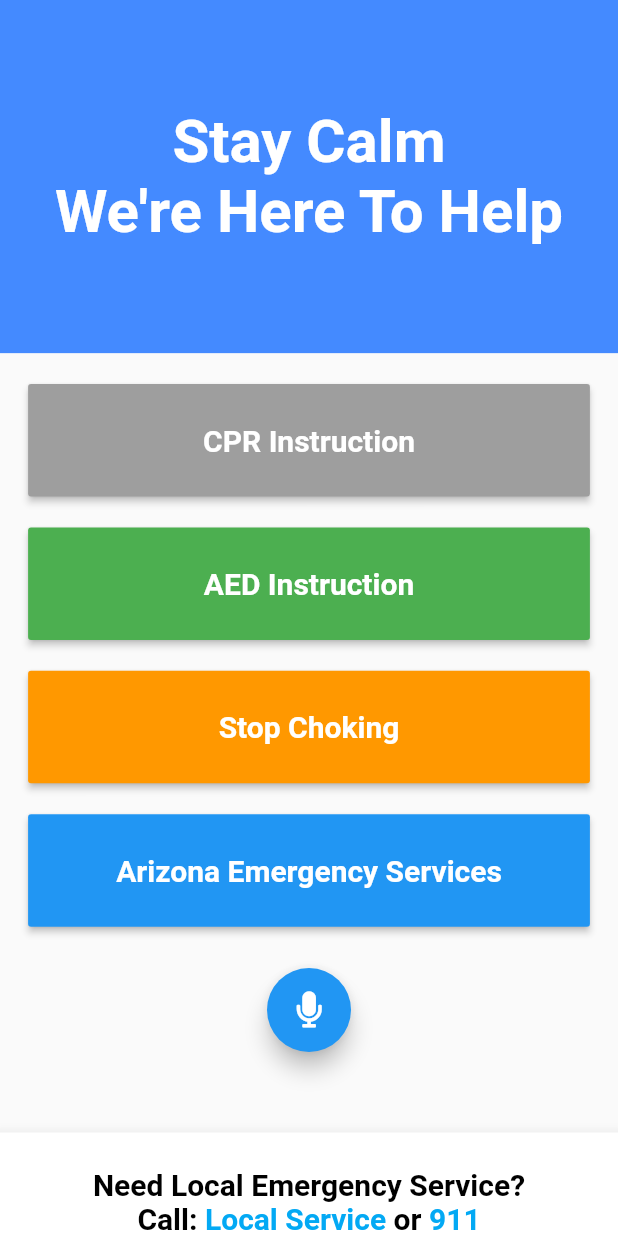
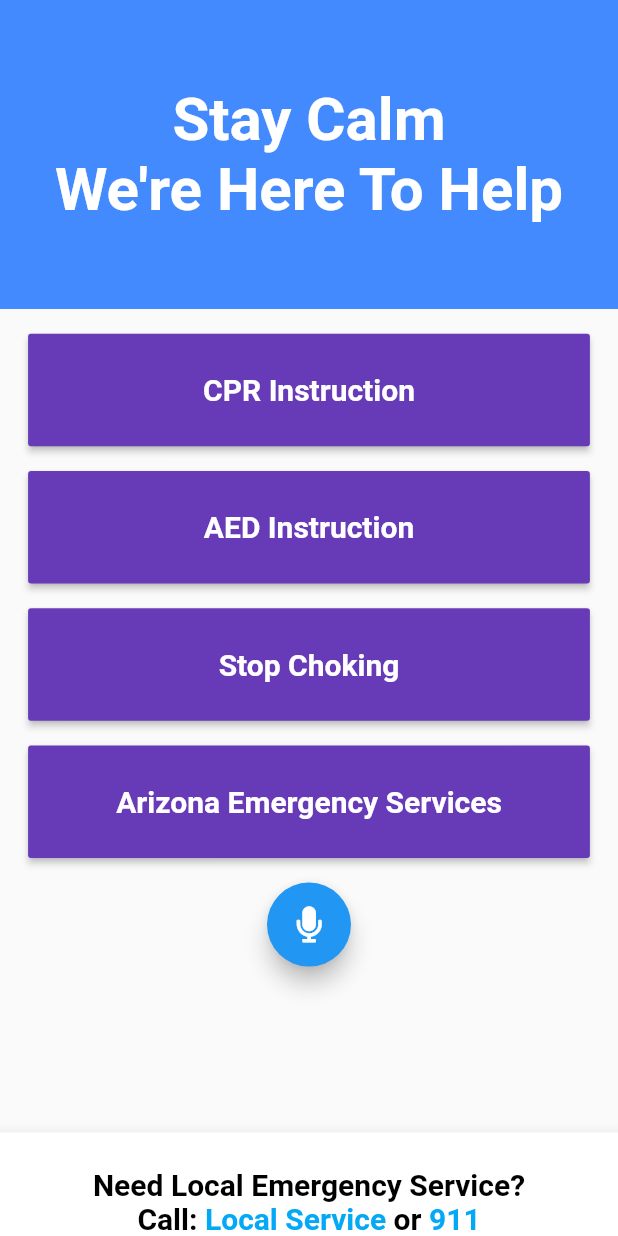
Before and after one commit to zdbman/first-aid-app, a Flutter app: the screen it shows after launch, on a phone screen of 412 x 824 dp. Run offline on Flutter 3.47's test engine with Material 2 defaults, Android fonts, the phone set to English and light mode, and no system bars; our stand-ins replace device_info_plus, font_awesome_flutter, geocoding, geolocator, url_launcher_web, webview_flutter; missing offline and left inert: cloud_firestore_web, device_info_plus_web, firebase_core_web, flutter_phone_direct_caller, flutter_speech, geolocator_web; accounts and stored records are empty.

Commit message:
Add files via upload

```diff
--- a/lib/aed.dart
+++ b/lib/aed.dart
@@ -18,7 +18,6 @@ class aedPage extends StatelessWidget {
               maxScale: 4,
               child: ListView(
                 children: <Widget>[
-                  Text("Rotate Phone Horizontal"),
                   Image(
                     image: AssetImage("Assets/images/aed1.png"),
                     //height: MediaQuery.of(context).size.height / 3,
--- a/lib/main.dart
+++ b/lib/main.dart
@@ -1,3 +1,4 @@
+import 'dart:async';
 import 'dart:io';
 import 'dart:math';
 import 'package:device_info_plus/device_info_plus.dart';
@@ -81,7 +82,6 @@ class _HomeState extends State<Home> {
     print(position);
     print(placemark[0].postalCode);
     print(placemark[0].locality);
-    //print(lat1);
 
     var num;
     for (int i = 0; i < test().length; i++) {
@@ -126,7 +126,6 @@ class _HomeState extends State<Home> {
     //this.getLocation();
     activateSpeechRecognizer();
     this.getZipCode();
-    //this.getNumber('85374');
   }
 
   void activateSpeechRecognizer() {
@@ -148,7 +147,7 @@ class _HomeState extends State<Home> {
       body: Column(
         children: <Widget>[
           Container(
-            height: MediaQuery.of(context).size.height / 3.5,
+            height: MediaQuery.of(context).size.height / 4,
             width: MediaQuery.of(context).size.width,
             color: Colors.blueAccent,
             child: Column(
@@ -179,12 +178,12 @@ class _HomeState extends State<Home> {
               ],
             ),
           ),
-          SizedBox(height: MediaQuery.of(context).size.height / 40),
+          SizedBox(height: MediaQuery.of(context).size.height / 50),
           MaterialButton(
             height: 75,
             minWidth: MediaQuery.of(context).size.width / 1.1,
             //color: Theme.of(context).primaryColor,
-            color: Colors.grey,
+            color: Colors.deepPurple,
             textColor: Colors.white,
             child: new Text(
               "CPR Instruction",
@@ -201,11 +200,11 @@ class _HomeState extends State<Home> {
               print('CPR Instructions'),
             },
           ),
-          SizedBox(height: MediaQuery.of(context).size.height / 40),
+          SizedBox(height: MediaQuery.of(context).size.height / 50),
           MaterialButton(
             height: 75,
             minWidth: MediaQuery.of(context).size.width / 1.1,
-            color: Colors.green,
+            color: Colors.deepPurple,
             textColor: Colors.white,
             child: new Text(
               "AED Instruction",
@@ -222,12 +221,12 @@ class _HomeState extends State<Home> {
               print('AED Instructions'),
             },
           ),
-          SizedBox(height: MediaQuery.of(context).size.height / 40),
+          SizedBox(height: MediaQuery.of(context).size.height / 50),
           MaterialButton(
             height: 75,
             minWidth: MediaQuery.of(context).size.width / 1.1,
             //color: Theme.of(context).primaryColor,
-            color: Colors.orange,
+            color: Colors.deepPurple,
             textColor: Colors.white,
             child: new Text(
               "Stop Choking",
@@ -244,28 +243,12 @@ class _HomeState extends State<Home> {
               print('Choking Guidelines'),
             },
           ),
-          SizedBox(height: MediaQuery.of(context).size.height / 40),
-          /*RaisedButton(
-            padding: EdgeInsets.symmetric(
-              //horizontal: MediaQuery.of(context).size.width / 2.77,
-              horizontal: 90,
-              vertical: MediaQuery.of(context).size.height / 30,
-            ),
-            onPressed: () {
-              Navigator.push(
-                context,
-                MaterialPageRoute(builder: (context) => emergencyPage()),
-              );
-              print('Nearby Emergency Services');
-            },
-            color: Colors.blue,
-            child: Text("Nearby Emergency Services"),
-          ),*/
+          SizedBox(height: MediaQuery.of(context).size.height / 50),
           MaterialButton(
             height: 75,
             minWidth: MediaQuery.of(context).size.width / 1.1,
             //color: Theme.of(context).primaryColor,
-            color: Colors.blue,
+            color: Colors.deepPurple,
             textColor: Colors.white,
             child: new Text(
               "Arizona Emergency Services",
@@ -291,42 +274,8 @@ class _HomeState extends State<Home> {
               print('Nearby Emergency Services'),
             },
           ),
-          /*Expanded(
-            child: Padding(
-              padding: EdgeInsets.all(20.0),
-              child: ListView(
-                children: <Widget>[
-                  ListTile(
-                    leading: FaIcon(FontAwesomeIcons.thermometerHalf),
-                    title: Text("Temperature"),
-                    trailing: Text(temperature != null
-                        ? temperature.toString() + "\u2109"
-                        : "..."),
-                  ),
-                  ListTile(
-                    leading: FaIcon(FontAwesomeIcons.cloud),
-                    title: Text("Weather"),
-                    trailing: Text(
-                        description != null ? description.toString() : "..."),
-                  ),
-                  ListTile(
-                    leading: FaIcon(FontAwesomeIcons.sun),
-                    title: Text("Humidity"),
-                    trailing:
-                        Text(humidity != null ? humidity.toString() : "..."),
-                  ),
-                  ListTile(
-                    leading: FaIcon(FontAwesomeIcons.wind),
-                    title: Text("Wind Speed"),
-                    trailing:
-                        Text(windSpeed != null ? windSpeed.toString() : "..."),
-                  ),
-                ],
-              ),
-            ),
-          ),*/
           SizedBox(
-            height: MediaQuery.of(context).size.height / 30,
+            height: MediaQuery.of(context).size.height / 50,
           ),
           FloatingActionButton(
             onPressed: _speechRecognitionAvailable && !_isListening
@@ -344,15 +293,6 @@ class _HomeState extends State<Home> {
                     ],
                   )
                 : FaIcon(FontAwesomeIcons.microphone),
-            /*onPressed: () async {
-              /*customLaunch("tel:2036045406"); //it works
-              getZipCode();
-              List i = test();*/
-              //print(i[1].ZipCode);
-              //print(lat + long + zip + loc);
-
-            },
-            child: FaIcon(FontAwesomeIcons.microphone),*/
           ),
         ],
       ),
@@ -411,15 +351,6 @@ class _HomeState extends State<Home> {
             ],
           ),
         ),
-        /*child: Text(
-          "\nNeed Local Emergency Service:\nDial: ___-___-____ or 911\n",
-          textAlign: TextAlign.center,
-          style: TextStyle(
-            color: Colors.black,
-            fontSize: 20,
-            fontWeight: FontWeight.bold,
-          ),
-        ),*/
       ),
     );
   }
@@ -442,12 +373,6 @@ class _HomeState extends State<Home> {
 
   void onSpeechAvailability(bool result) =>
       setState(() => _speechRecognitionAvailable = result);
-
-  // void onCurrentLocale(String locale) {
-  //   print('_MyAppState.onCurrentLocale... $locale');
-  //   setState(
-  //       () => selectedLang = languages.firstWhere((l) => l.code == locale));
-  // }
 
   void onRecognitionStarted() {
     setState(() => _isListening = true);
--- a/lib/number.dart
+++ b/lib/number.dart
@@ -1,5 +1,3 @@
-import 'package:geolocator/geolocator.dart';
-
 List test() {
   List<Number> Numbers = [
     Number(
```
Also changed, not shown: lib/generated_plugin_registrant.dart (added, +24 -0 lines), lib/sortedEL.dart (added, +39 -0 lines).
